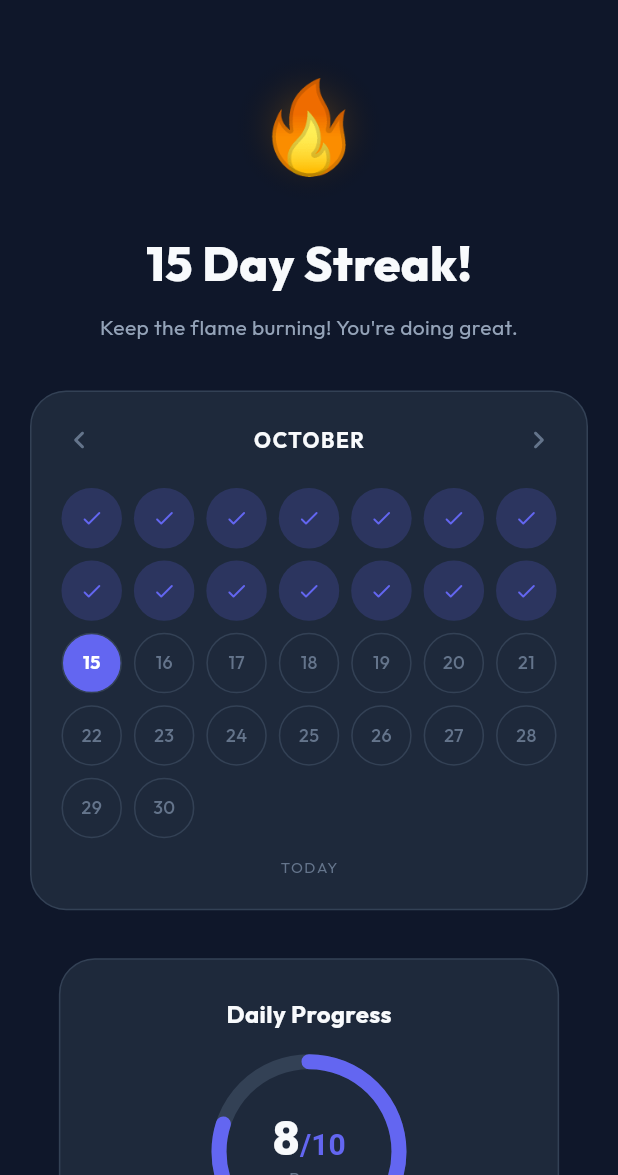
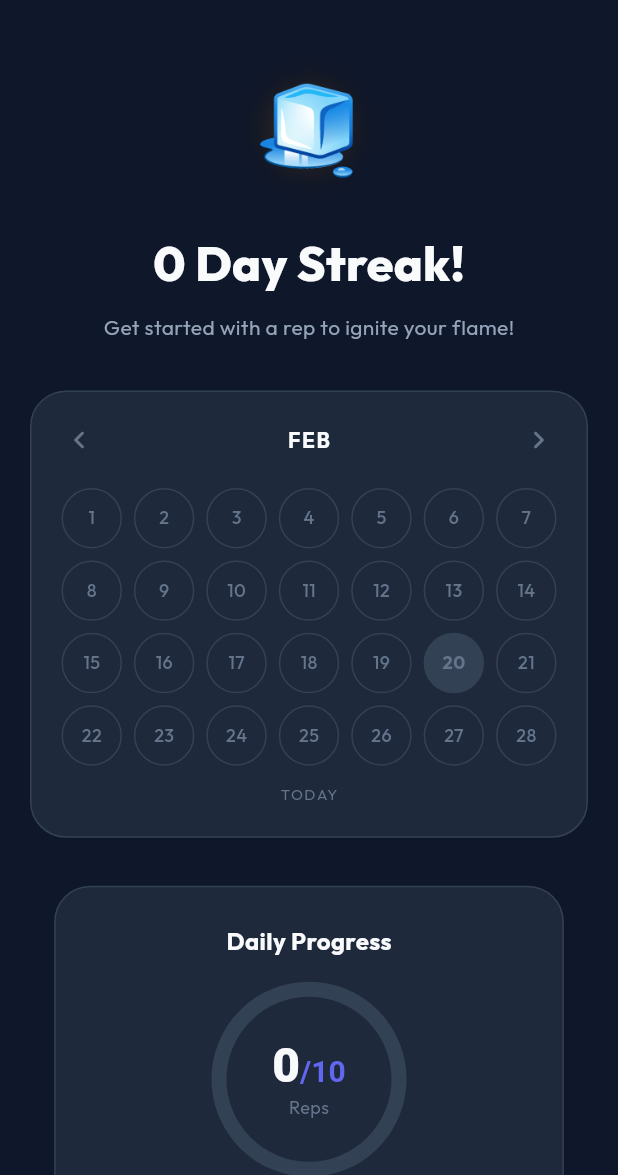
Before and after one commit to ManishBhatta7/StudyReps, a Flutter app: the StreakScreen screen opened directly, on a phone screen of 412 x 824 dp, the part 61-1236 px from its top. Run offline on Flutter 3.47's test engine with Material 3 defaults, Android fonts, the phone set to English and light mode, and no system bars; drawn by our look-alikes of flutter_animate; our stand-ins replace clock, file_picker, flutter_dotenv, flutter_markdown, flutter_riverpod, flutter_tts and 10 more; missing offline and left inert: dart:html, dart:js_util, gotrue; accounts and stored records are empty; network calls fail.

Commit message:
feat: implement streak system based on daily reps

```diff
--- a/issues.json
+++ b/issues.json
@@ -60,7 +60,7 @@
         "phase": 4,
         "title": "Implement streak system",
         "description": "Add logic and UI to track daily user engagement streaks.",
-        "status": "todo",
+        "status": "done",
         "slug": "streak-system"
     },
     {
--- a/lib/presentation/screens/streak_screen.dart
+++ b/lib/presentation/screens/streak_screen.dart
@@ -2,6 +2,7 @@ import 'package:flutter/material.dart';
 import 'package:flutter_riverpod/flutter_riverpod.dart';
 import 'package:flutter_animate/flutter_animate.dart';
 import '../../core/theme/study_reps_theme.dart';
+import '../providers/streak_provider.dart';
 
 /// Streak Screen
 ///
@@ -11,6 +12,8 @@ class StreakScreen extends ConsumerWidget {
 
   @override
   Widget build(BuildContext context, WidgetRef ref) {
+    final streakAsync = ref.watch(streakProvider);
+
     return Scaffold(
       backgroundColor: StudyRepsTheme.bgPrimary,
       appBar: AppBar(
@@ -18,24 +21,28 @@ class StreakScreen extends ConsumerWidget {
         title: const Text('StudyReps Streak'),
         centerTitle: true,
       ),
-      body: SingleChildScrollView(
+      body: streakAsync.when(
+        loading: () => const Center(child: CircularProgressIndicator()),
+        error: (e, _) => Center(child: Text('Error: $e')),
+        data: (streakData) {
+          return SingleChildScrollView(
             padding: const EdgeInsets.symmetric(horizontal: 20),
             child: Column(
               children: [
                 const SizedBox(height: 20),
 
                 // Streak Hero
-            _buildStreakHero(),
+                _buildStreakHero(streakData.currentStreak),
 
                 const SizedBox(height: 32),
 
                 // Calendar
-            _buildCalendar(),
+                _buildCalendar(streakData.completedDays),
 
                 const SizedBox(height: 32),
 
                 // Daily Progress
-            _buildDailyProgress(),
+                _buildDailyProgress(streakData.todayReps),
 
                 const SizedBox(height: 32),
 
@@ -45,11 +52,13 @@ class StreakScreen extends ConsumerWidget {
                 const SizedBox(height: 100),
               ],
             ),
+          );
+        },
       ),
     );
   }
 
-  Widget _buildStreakHero() {
+  Widget _buildStreakHero(int currentStreak) {
     return Column(
       children: [
         // Fire Icon
@@ -65,10 +74,10 @@ class StreakScreen extends ConsumerWidget {
               ],
             ),
           ),
-          child: const Center(
+          child: Center(
             child: Text(
-              '🔥',
-              style: TextStyle(fontSize: 60),
+              currentStreak > 0 ? '🔥' : '🧊',
+              style: const TextStyle(fontSize: 60),
             ),
           ),
         )
@@ -78,9 +87,9 @@ class StreakScreen extends ConsumerWidget {
         const SizedBox(height: 16),
 
         // Streak Count
-        const Text(
-          '15 Day Streak!',
-          style: TextStyle(
+        Text(
+          '$currentStreak Day Streak!',
+          style: const TextStyle(
             fontSize: 32,
             fontWeight: FontWeight.w800,
             color: StudyRepsTheme.textPrimary,
@@ -90,7 +99,9 @@ class StreakScreen extends ConsumerWidget {
         const SizedBox(height: 8),
 
         Text(
-          'Keep the flame burning! You\'re doing great.',
+          currentStreak > 0
+            ? 'Keep the flame burning! You\'re doing great.'
+            : 'Get started with a rep to ignite your flame!',
           style: TextStyle(
             color: StudyRepsTheme.textSecondary,
             fontSize: 14,
@@ -100,7 +111,17 @@ class StreakScreen extends ConsumerWidget {
     ).animate().fadeIn().scale(begin: const Offset(0.9, 0.9));
   }
 
-  Widget _buildCalendar() {
+  Widget _buildCalendar(List<DateTime> completedDays) {
+    final now = DateTime.now();
+    // A simplified map of days in current month to completion status
+    final int daysInMonth = DateTime(now.year, now.month + 1, 0).day;
+    final Set<int> completedDaysThisMonth = completedDays
+        .where((d) => d.year == now.year && d.month == now.month)
+        .map((d) => d.day)
+        .toSet();
+
+    const monthNames = ["JAN", "FEB", "MAR", "APR", "MAY", "JUN", "JUL", "AUG", "SEP", "OCT", "NOV", "DEC"];
+
     return Container(
       padding: const EdgeInsets.all(20),
       decoration: BoxDecoration(
@@ -115,9 +136,9 @@ class StreakScreen extends ConsumerWidget {
             mainAxisAlignment: MainAxisAlignment.spaceBetween,
             children: [
               Icon(Icons.chevron_left_rounded, color: StudyRepsTheme.textMuted),
-              const Text(
-                'OCTOBER',
-                style: TextStyle(
+              Text(
+                monthNames[now.month - 1],
+                style: const TextStyle(
                   color: StudyRepsTheme.textPrimary,
                   fontWeight: FontWeight.w700,
                   fontSize: 14,
@@ -139,19 +160,21 @@ class StreakScreen extends ConsumerWidget {
               mainAxisSpacing: 8,
               crossAxisSpacing: 8,
             ),
-            itemCount: 30,
+            itemCount: daysInMonth,
             itemBuilder: (context, index) {
               final day = index + 1;
-              final isCompleted = day <= 15; // First 15 days completed
-              final isToday = day == 15;
+              final isCompleted = completedDaysThisMonth.contains(day);
+              final isToday = day == now.day;
 
               return Container(
                 decoration: BoxDecoration(
                   shape: BoxShape.circle,
-                  color: isToday
+                  color: isToday && isCompleted
                       ? StudyRepsTheme.primaryIndigo
                       : isCompleted
                           ? StudyRepsTheme.primaryIndigo.withOpacity(0.2)
+                          : isToday
+                              ? StudyRepsTheme.borderSubtle
                               : Colors.transparent,
                   border: isCompleted && !isToday
                       ? null
@@ -159,7 +182,7 @@ class StreakScreen extends ConsumerWidget {
                 ),
                 child: Center(
                   child: isCompleted && !isToday
-                      ? Icon(
+                      ? const Icon(
                           Icons.check_rounded,
                           color: StudyRepsTheme.primaryIndigo,
                           size: 16,
@@ -167,7 +190,7 @@ class StreakScreen extends ConsumerWidget {
                       : Text(
                           '$day',
                           style: TextStyle(
-                            color: isToday
+                            color: isToday && isCompleted
                                 ? Colors.white
                                 : StudyRepsTheme.textMuted,
                             fontWeight: isToday ? FontWeight.w700 : FontWeight.w500,
@@ -195,7 +218,10 @@ class StreakScreen extends ConsumerWidget {
     ).animate().fadeIn(delay: 150.ms).slideY(begin: 0.1);
   }
 
-  Widget _buildDailyProgress() {
+  Widget _buildDailyProgress(int todayReps) {
+    const int dailyGoal = 10;
+    final double progress = todayReps / dailyGoal;
+
     return Container(
       padding: const EdgeInsets.all(24),
       decoration: BoxDecoration(
@@ -227,10 +253,10 @@ class StreakScreen extends ConsumerWidget {
                   width: 120,
                   height: 120,
                   child: CircularProgressIndicator(
-                    value: 0.8,
+                    value: progress > 1.0 ? 1.0 : progress,
                     strokeWidth: 10,
                     backgroundColor: StudyRepsTheme.bgTertiary,
-                    valueColor: AlwaysStoppedAnimation(StudyRepsTheme.primaryIndigo),
+                    valueColor: const AlwaysStoppedAnimation(StudyRepsTheme.primaryIndigo),
                     strokeCap: StrokeCap.round,
                   ),
                 ),
@@ -240,17 +266,17 @@ class StreakScreen extends ConsumerWidget {
                     RichText(
                       text: TextSpan(
                         children: [
-                          const TextSpan(
-                            text: '8',
-                            style: TextStyle(
+                          TextSpan(
+                            text: '$todayReps',
+                            style: const TextStyle(
                               fontSize: 32,
                               fontWeight: FontWeight.w800,
                               color: StudyRepsTheme.textPrimary,
                             ),
                           ),
                           TextSpan(
-                            text: '/10',
-                            style: TextStyle(
+                            text: '/$dailyGoal',
+                            style: const TextStyle(
                               fontSize: 20,
                               fontWeight: FontWeight.w600,
                               color: StudyRepsTheme.primaryIndigo,
@@ -275,7 +301,9 @@ class StreakScreen extends ConsumerWidget {
           const SizedBox(height: 16),
 
           Text(
-            'Almost there! 2 more reps to hit your daily goal.',
+            todayReps >= dailyGoal
+              ? 'Goal achieved! You are on fire! 🔥'
+              : 'Almost there! ${dailyGoal - todayReps} more reps to hit your daily goal.',
             textAlign: TextAlign.center,
             style: TextStyle(
               color: StudyRepsTheme.textSecondary,
--- a/lib/presentation/screens/swipe_gated_feed_screen.dart
+++ b/lib/presentation/screens/swipe_gated_feed_screen.dart
@@ -12,6 +12,7 @@ import '../../domain/models/video_model.dart';
 import '../../data/services/spaced_repetition_service.dart';
 import '../providers/adaptive_feed_provider.dart';
 import '../../data/services/gemini_coach_service.dart';
+import '../providers/streak_provider.dart';
 import '../widgets/create_rep_dialog.dart';
 import '../widgets/lock_overlay.dart';
 import '../widgets/mascot_reactor.dart';
@@ -423,6 +424,9 @@ class _SwipeGatedVideoItemState extends ConsumerState<SwipeGatedVideoItem>
       dwellTimeMs: _dwellStopwatch.elapsedMilliseconds,
       quality: _attemptCount <= 1 ? 5 : 3, // Perfect if first try
     );
+
+    // Track the streak & rep completion
+    ref.read(streakProvider.notifier).logRep();
 
     // After delay, unlock and advance
     Future.delayed(const Duration(milliseconds: 1500), () {
```
Also changed, not shown: lib/data/services/streak_service.dart (added, +109 -0 lines), lib/domain/models/streak_model.dart (added, +18 -0 lines), lib/presentation/providers/streak_provider.dart (added, +31 -0 lines), lib/domain/models/streak_model.freezed.dart (added), lib/domain/models/streak_model.g.dart (added). Lines whose indentation alone changed are shown as unchanged.
